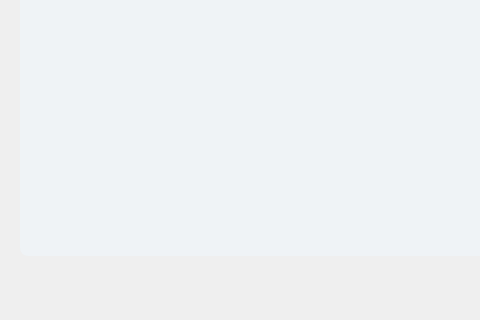
Above: view/EquipmentClass/equipmentclassdetail.ui from JunWang666/LabNexus before the change; both pictures show x 0 to 480 and y 477 to 797 of the 714 by 797 pixel window. Below: the same form after it.
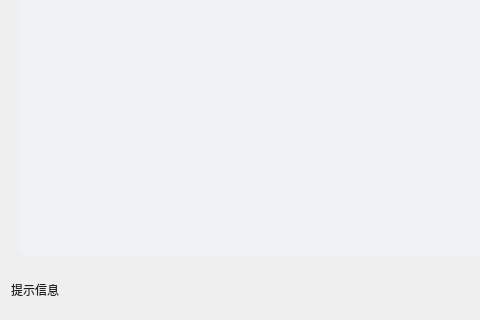
That is the form after the change.

Commit message:
[feature] 新增设备实例按钮及消息显示功能
1. 新增 `EquipmentInstanceButton` 类及其 UI。
2. 在 `EquipmentClassDetail` 中添加 `show_message` 方法，用于显示提示信息。
3. 更新 `CMakeLists.txt` 以包含新文件。

```diff
--- a/view/EquipmentClass/equipmentclassdetail.ui
+++ b/view/EquipmentClass/equipmentclassdetail.ui
@@ -391,6 +391,16 @@
    </item>
    <item>
     <layout class="QHBoxLayout" name="horizontalLayout_3">
+     <item>
+      <widget class="QLabel" name="message">
+       <property name="enabled">
+        <bool>true</bool>
+       </property>
+       <property name="text">
+        <string>提示信息</string>
+       </property>
+      </widget>
+     </item>
      <item>
       <spacer name="horizontalSpacer_2">
        <property name="orientation">
```
The commit also changes 6 other files.
